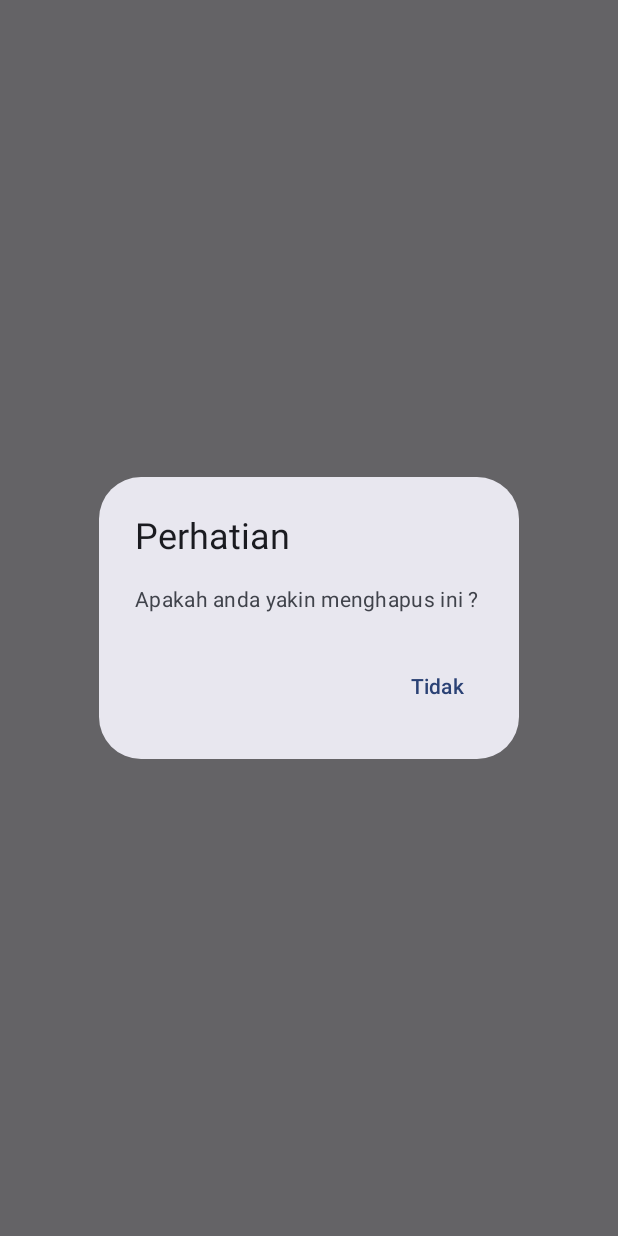
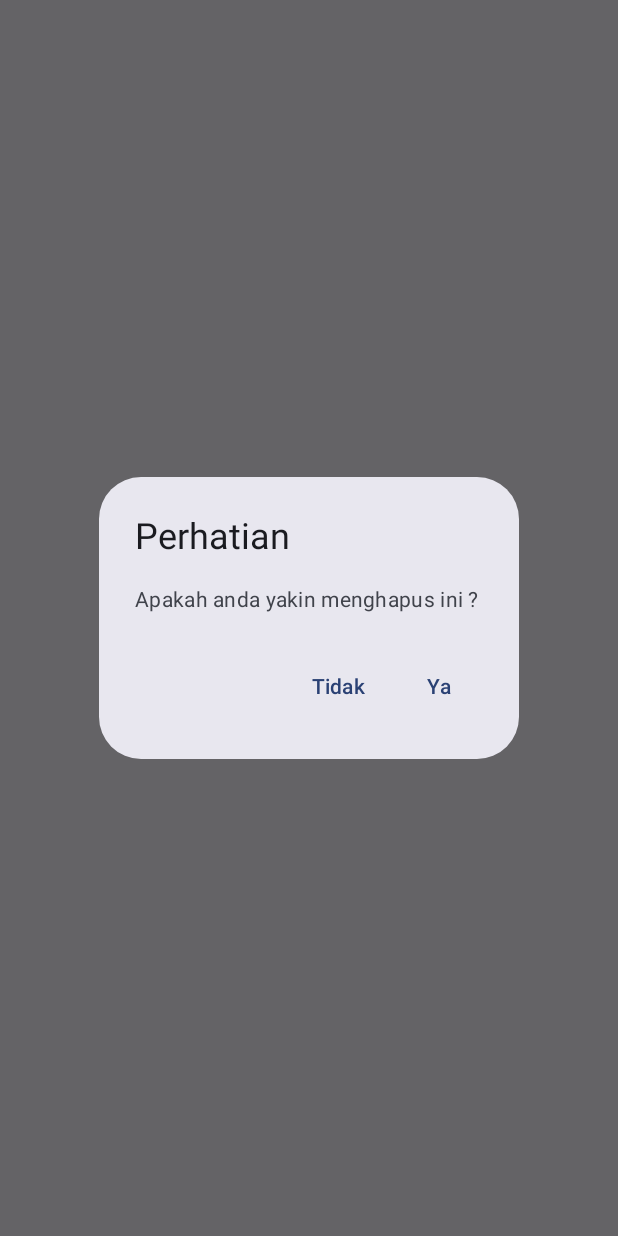
Before and after one commit to Miranti20/0278_RoomDatabase, an Android app built with Jetpack Compose: the composable DeleteConfirmationDialog shown on its own in the app's theme, on a phone screen of 412 x 824 dp. Run offline under Robolectric (Android 15) with nearby library versions, the phone set to English and light mode, and no system bars.

Commit message:
menambahkan tombol konfirmasi hapus pada DeleteConfirmationDialog

```diff
--- a/app/src/main/java/com/example/tugas7/view/HalamanDetailSiswa.kt
+++ b/app/src/main/java/com/example/tugas7/view/HalamanDetailSiswa.kt
@@ -205,6 +205,9 @@ private fun DeleteConfirmationDialog(
                 Text(stringResource(R.string.no))
             }
         },
-        confirmButton = {}
-    )
+        confirmButton = {
+            TextButton(onClick = onDeleteConfirm) {
+                Text(stringResource(R.string.yes))
+            }
+        })
 }
```
